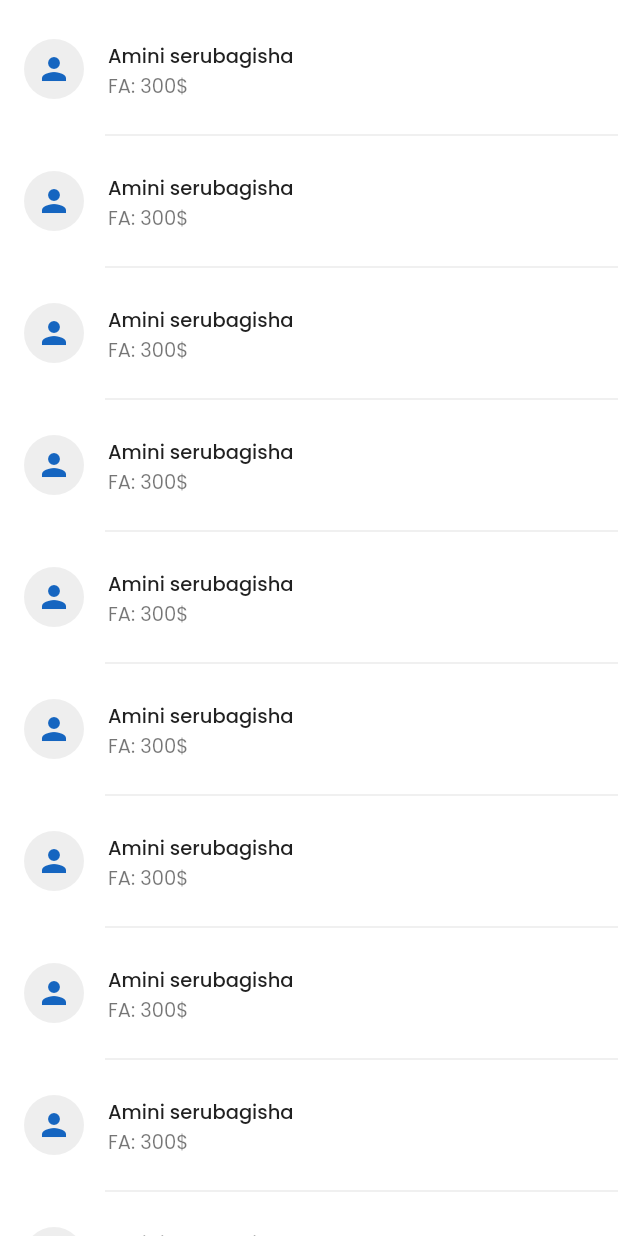
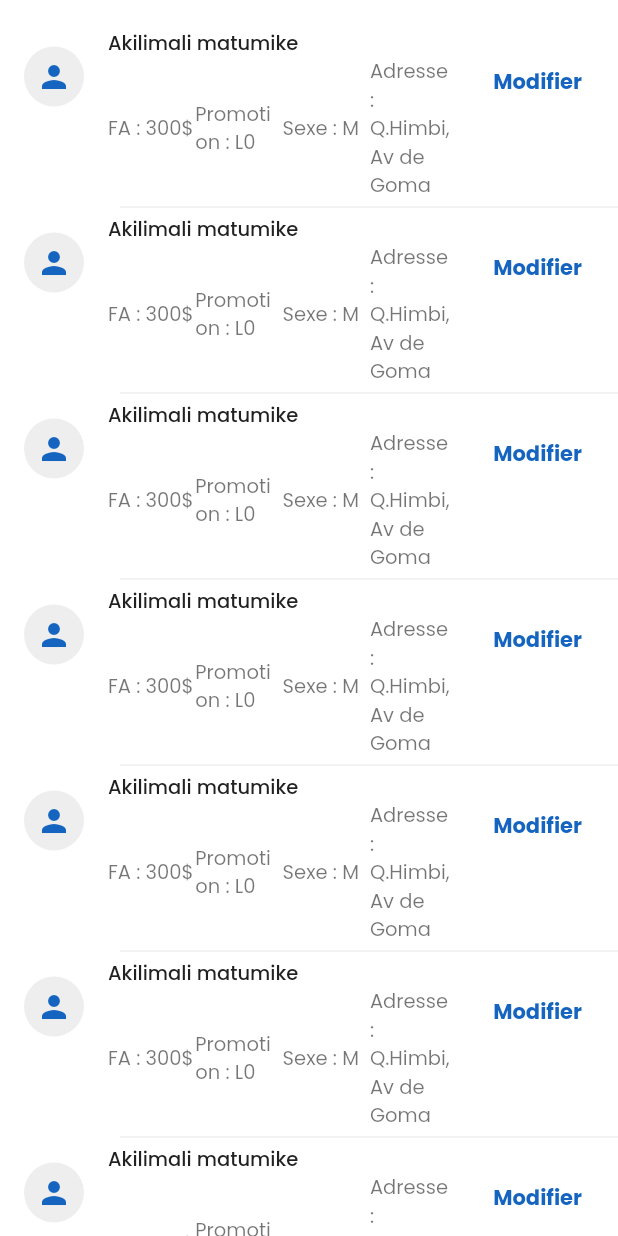
Before and after one commit to prudent-migabo/stucap-administration, a Flutter app: the ListRegisteredStudentScreen widget shown alone on an empty page, opened directly, on a phone screen of 412 x 824 dp. Run offline on Flutter 3.47's test engine with Material 2 defaults, Android fonts, the phone set to English and light mode, and no system bars; our stand-ins replace barcode_widget, bloc, equatable, flutter_bloc.

Commit message:
feat: app layout

```diff
--- a/lib/presentation/screens/list_registered_students_screen/list_registered_students_screen.dart
+++ b/lib/presentation/screens/list_registered_students_screen/list_registered_students_screen.dart
@@ -11,12 +11,14 @@ class ListRegisteredStudentScreen extends StatelessWidget {
   @override
   Widget build(BuildContext context) {
     return Container(
-      padding: const EdgeInsets.only(top: 10),
-      color: AppThemeData.secondaryColor,
+      width: double.infinity,
+      color: AppThemeData.backgroundWhite,
       child: ListView.builder(
-        physics: const BouncingScrollPhysics(),
-          itemCount: 20,
-          itemBuilder: (context, index) {
+        padding: const EdgeInsets.symmetric(vertical: 15),
+          // shrinkWrap: true,
+          // physics: const NeverScrollableScrollPhysics(),
+          itemCount: 15,
+          itemBuilder: (context, index){
             return GestureDetector(
               onTap: (){
                 infoPopup(
@@ -80,26 +82,27 @@ class ListRegisteredStudentScreen extends StatelessWidget {
                       ),
                     ],
                   ),
-                  );
+                );
               },
               child: Column(
                 children: [
                   customListTile(
-                    title: 'Amini serubagisha',
-                    subtitle: const Text(
-                      'FA: 300\$',
-                      style: TextStyle(
-                          fontSize: 13,
-                      ),
+                    title: 'Akilimali matumike',
+                    subtitle: Row(
+                      mainAxisSize: MainAxisSize.min,
+                      children: [
+                        Expanded(child: Text('FA : 300\$', style: TextStyle(fontSize: homeListStudentSectionSubtitleFontSize),),),
+                        Expanded(child: Text('Promotion : L0', style: TextStyle(fontSize: homeListStudentSectionSubtitleFontSize)),),
+                        Expanded(child: Text('Sexe : M', style: TextStyle(fontSize: homeListStudentSectionSubtitleFontSize)),),
+                        Expanded(child: Text('Adresse : Q.Himbi, Av de Goma', style: TextStyle(fontSize: homeListStudentSectionSubtitleFontSize)),),
+                      ],
                     ),
+                    trailing: TextButton(onPressed: (){}, child: Text(DataValues.editText, style: TextStyle(
+                      fontWeight: bold,
+                      color: Theme.of(context).primaryColor,
+                    ),)),
                   ),
-                  const Padding(
-                    padding: EdgeInsets.only(left: 70),
-                    child: Divider(
-                      thickness: 0.3,
-                      color: AppThemeData.backgroundGrey,
-                    ),
-                  ),
+                  const CustomDivider(height: 2,),
                 ],
               ),
             );
```
Also changed, not shown: lib/presentation/screens/drawer_screen/drawer_screen.dart (+8 -4 lines), lib/presentation/screens/welcome_screen/welcome_screen.dart (+16 -6 lines).
